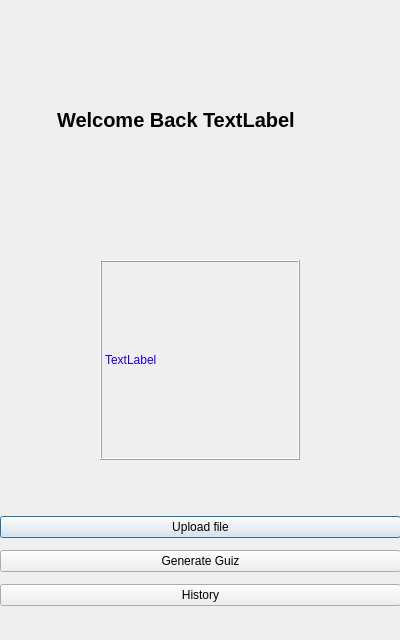
MossabMilha/SmartQuizGen, file SmartQuizGen/homepage.ui: the form before one commit.
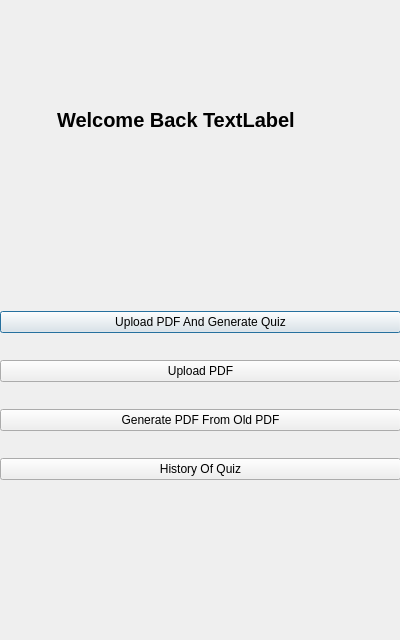
The form after the commit.

Commit message: Add PDF upload functionality and quiz generation \with database storage. Store PDF in binary format and save quiz in JSON format.

The edit to the form file:
```diff
--- a/SmartQuizGen/homepage.ui
+++ b/SmartQuizGen/homepage.ui
@@ -67,74 +67,41 @@
     </item>
    </layout>
   </widget>
-  <widget class="QWidget" name="horizontalLayoutWidget_2">
-   <property name="geometry">
-    <rect>
-     <x>0</x>
-     <y>240</y>
-     <width>401</width>
-     <height>241</height>
-    </rect>
-   </property>
-   <layout class="QHBoxLayout" name="horizontalLayout_2">
-    <item>
-     <widget class="QLabel" name="UploadImage">
-      <property name="minimumSize">
-       <size>
-        <width>200</width>
-        <height>200</height>
-       </size>
-      </property>
-      <property name="maximumSize">
-       <size>
-        <width>200</width>
-        <height>200</height>
-       </size>
-      </property>
-      <property name="frameShape">
-       <enum>QFrame::Shape::Box</enum>
-      </property>
-      <property name="frameShadow">
-       <enum>QFrame::Shadow::Raised</enum>
-      </property>
-      <property name="lineWidth">
-       <number>1</number>
-      </property>
-      <property name="text">
-       <string>&lt;html&gt;&lt;head/&gt;&lt;body&gt;&lt;p&gt;&lt;span style=&quot; color:#1a00de;&quot;&gt;TextLabel&lt;/span&gt;&lt;/p&gt;&lt;/body&gt;&lt;/html&gt;</string>
-      </property>
-     </widget>
-    </item>
-   </layout>
-  </widget>
   <widget class="QWidget" name="verticalLayoutWidget">
    <property name="geometry">
     <rect>
      <x>0</x>
-     <y>510</y>
+     <y>290</y>
      <width>401</width>
-     <height>103</height>
+     <height>211</height>
     </rect>
    </property>
    <layout class="QVBoxLayout" name="verticalLayout">
     <item>
      <widget class="QPushButton" name="UploadFileButton">
       <property name="text">
-       <string>Upload file</string>
+       <string>Upload PDF And Generate Quiz</string>
       </property>
      </widget>
     </item>
     <item>
      <widget class="QPushButton" name="pushButton">
       <property name="text">
-       <string>Generate Guiz</string>
+       <string>Upload PDF</string>
       </property>
      </widget>
     </item>
     <item>
      <widget class="QPushButton" name="pushButton_2">
       <property name="text">
-       <string>History</string>
+       <string>Generate PDF From Old PDF</string>
+      </property>
+     </widget>
+    </item>
+    <item>
+     <widget class="QPushButton" name="QuizHistoryButton">
+      <property name="text">
+       <string>History Of Quiz</string>
       </property>
      </widget>
     </item>
```
Left out of the diff: 6 changed lines with no effect on the pictures. The commit also changes 15 other files.
